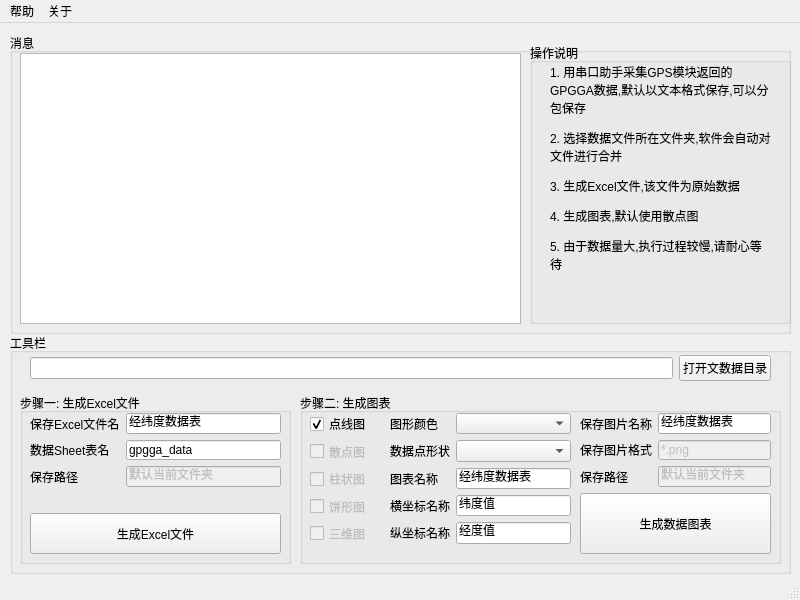
Above: excel_pandas_matplotlib/main_winform/MainForm.ui from Tigerots/PythonExcel before the change. Below: the same form after it.
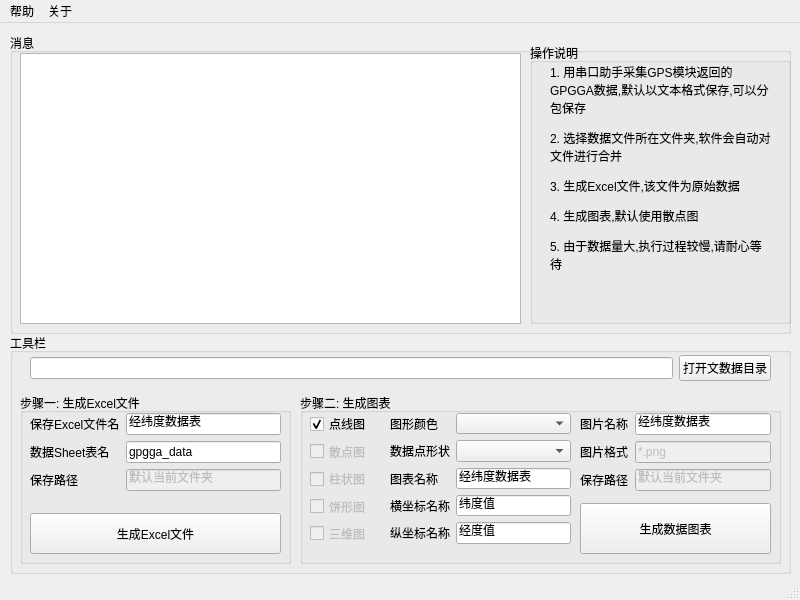
That is the form after the change.

Diff of the .ui file:
```diff
--- a/excel_pandas_matplotlib/main_winform/MainForm.ui
+++ b/excel_pandas_matplotlib/main_winform/MainForm.ui
@@ -126,7 +126,7 @@
        <rect>
         <x>10</x>
         <y>20</y>
-        <width>73</width>
+        <width>74</width>
         <height>131</height>
        </rect>
       </property>
@@ -266,14 +266,14 @@
         <x>280</x>
         <y>20</y>
         <width>191</width>
-        <height>74</height>
+        <height>88</height>
        </rect>
       </property>
       <layout class="QFormLayout" name="formLayout_3">
        <item row="0" column="0">
         <widget class="QLabel" name="label_10">
          <property name="text">
-          <string>保存图片名称</string>
+          <string>图片名称</string>
          </property>
         </widget>
        </item>
@@ -287,7 +287,7 @@
        <item row="1" column="0">
         <widget class="QLabel" name="label_11">
          <property name="text">
-          <string>保存图片格式</string>
+          <string>图片格式</string>
          </property>
         </widget>
        </item>
@@ -324,9 +324,9 @@
       <property name="geometry">
        <rect>
         <x>280</x>
-        <y>100</y>
+        <y>110</y>
         <width>191</width>
-        <height>61</height>
+        <height>51</height>
        </rect>
       </property>
       <property name="text">
@@ -365,7 +365,7 @@
         <x>10</x>
         <y>20</y>
         <width>251</width>
-        <height>74</height>
+        <height>88</height>
        </rect>
       </property>
       <layout class="QFormLayout" name="formLayout_2">
```
Left out of the diff: 24 changed lines with no effect on the pictures.
